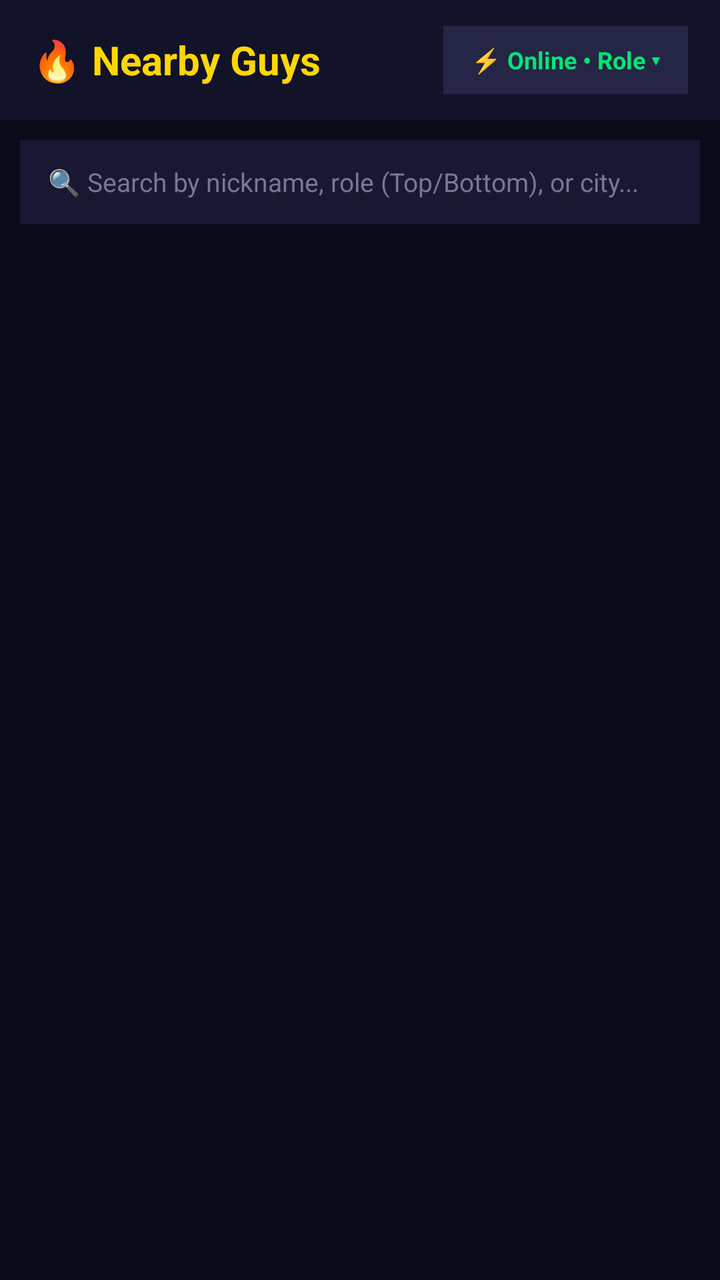
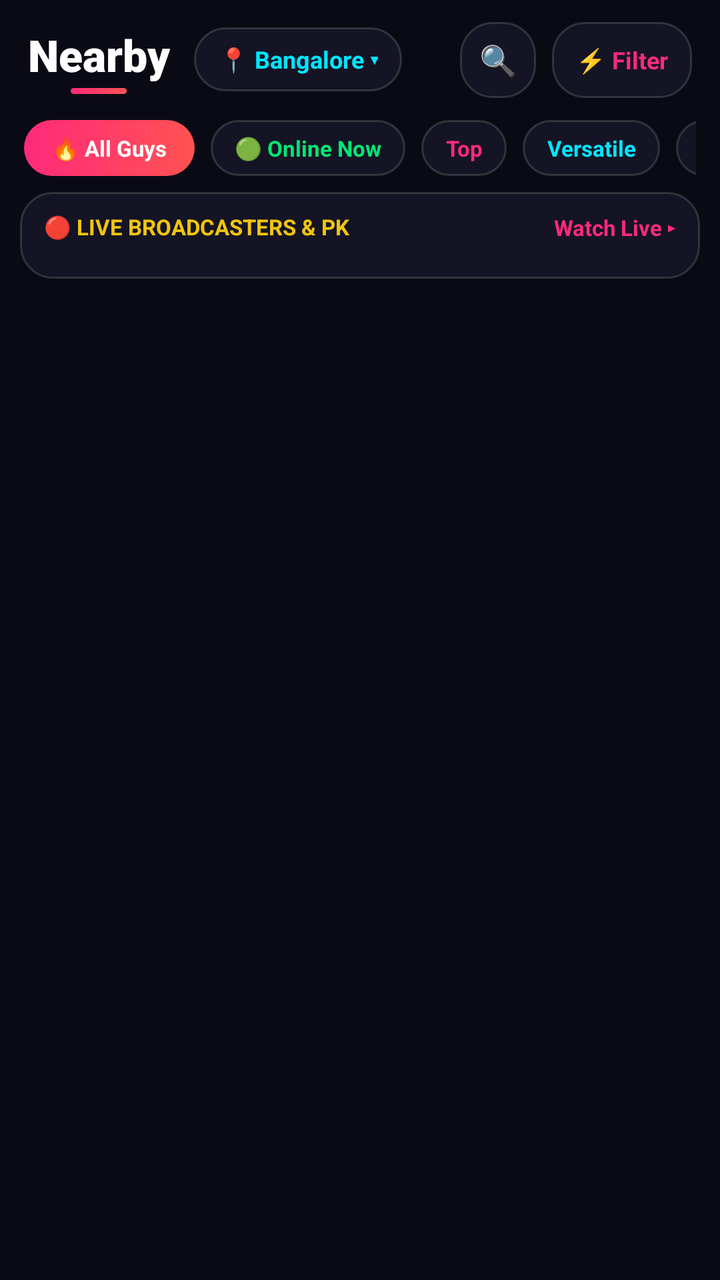

An Android layout rendered at two revisions. The XML below is the earlier revision; the diff shows what the commit changed to produce the second picture.
<!-- AndroidManifest.xml: application theme Theme.QLUVX -->
<!-- res/layout/fragment_home.xml -->
<?xml version="1.0" encoding="utf-8"?>
<LinearLayout xmlns:android="http://schemas.android.com/apk/res/android"
    android:layout_width="match_parent"
    android:layout_height="match_parent"
    android:background="#0A0A18"
    android:orientation="vertical">

    
    <RelativeLayout
        android:layout_width="match_parent"
        android:layout_height="60dp"
        android:background="#121228"
        android:paddingHorizontal="16dp">

        <TextView
            android:layout_width="wrap_content"
            android:layout_height="wrap_content"
            android:layout_centerVertical="true"
            android:text="🔥 Nearby Guys"
            android:textColor="#FFD700"
            android:textSize="20sp"
            android:textStyle="bold" />

        <TextView
            android:id="@+id/btnFilter"
            android:layout_width="wrap_content"
            android:layout_height="34dp"
            android:layout_alignParentEnd="true"
            android:layout_centerVertical="true"
            android:background="#252545"
            android:gravity="center"
            android:paddingHorizontal="14dp"
            android:text="⚡ Online • Role ▾"
            android:textColor="#00E676"
            android:textSize="12sp"
            android:textStyle="bold" />
    </RelativeLayout>

    
    <EditText
        android:id="@+id/etSearchNearby"
        android:layout_width="match_parent"
        android:layout_height="42dp"
        android:layout_margin="10dp"
        android:background="#181832"
        android:hint="🔍 Search by nickname, role (Top/Bottom), or city..."
        android:paddingHorizontal="14dp"
        android:singleLine="true"
        android:textColor="#FFFFFF"
        android:textColorHint="#777799"
        android:textSize="13sp" />

    
    <androidx.recyclerview.widget.RecyclerView
        android:id="@+id/rvNearbyGrid"
        android:layout_width="match_parent"
        android:layout_height="match_parent"
        android:clipToPadding="false"
        android:padding="4dp" />

</LinearLayout>
<!-- resources referenced by this layout -->
<resources>
  <style name="Theme.QLUVX" parent="Theme.MaterialComponents.DayNight.NoActionBar">
          <item name="colorPrimary">@color/qluvx_primary</item>
          <item name="colorPrimaryVariant">@color/qluvx_bg_secondary</item>
          <item name="colorSecondary">@color/qluvx_accent_sky</item>
          <item name="android:windowBackground">@color/qluvx_bg_primary</item>
          <item name="android:statusBarColor">#0A0A18</item>
          <item name="android:navigationBarColor">#121226</item>
          <item name="android:textColorPrimary">@color/qluvx_text_primary</item>
          <item name="android:textColorSecondary">@color/qluvx_text_secondary</item>
      </style>
  <color name="qluvx_primary">#2563EB</color>
  <color name="qluvx_bg_secondary">#1E293B</color>
  <color name="qluvx_accent_sky">#38BDF8</color>
  <color name="qluvx_bg_primary">#0F172A</color>
  <color name="qluvx_text_primary">#F8FAFC</color>
  <color name="qluvx_text_secondary">#CBD5E1</color>
</resources>

<!-- the commit's change to res/layout/fragment_home.xml (unified diff, before → after) -->
@@ -2,60 +2,252 @@
 <LinearLayout xmlns:android="http://schemas.android.com/apk/res/android"
     android:layout_width="match_parent"
     android:layout_height="match_parent"
-    android:background="#0A0A18"
+    android:background="#0A0A14"
     android:orientation="vertical">
 
     
     <RelativeLayout
         android:layout_width="match_parent"
         android:layout_height="60dp"
-        android:background="#121228"
-        android:paddingHorizontal="16dp">
-
-        <TextView
+        android:background="#0A0A14"
+        android:paddingHorizontal="14dp">
+
+        <LinearLayout
             android:layout_width="wrap_content"
             android:layout_height="wrap_content"
             android:layout_centerVertical="true"
-            android:text="🔥 Nearby Guys"
-            android:textColor="#FFD700"
-            android:textSize="20sp"
-            android:textStyle="bold" />
-
-        <TextView
-            android:id="@+id/btnFilter"
+            android:gravity="center_vertical"
+            android:orientation="horizontal">
+
+            
+            <LinearLayout
+                android:layout_width="wrap_content"
+                android:layout_height="wrap_content"
+                android:gravity="center_horizontal"
+                android:orientation="vertical">
+
+                <TextView
+                    android:id="@+id/tvNearbyTitle"
+                    android:layout_width="wrap_content"
+                    android:layout_height="wrap_content"
+                    android:fontFamily="sans-serif-black"
+                    android:text="Nearby"
+                    android:textColor="#FFFFFF"
+                    android:textSize="22sp"
+                    android:textStyle="bold" />
+
+                <View
+                    android:layout_width="28dp"
+                    android:layout_height="3dp"
+                    android:layout_marginTop="2dp"
+                    android:background="@drawable/bg_walla_pink_pill" />
+            </LinearLayout>
+
+            
+            <TextView
+                android:id="@+id/tvLocationSelector"
+                android:layout_width="wrap_content"
+                android:layout_height="32dp"
+                android:layout_marginStart="12dp"
+                android:background="@drawable/bg_walla_glass_card"
+                android:gravity="center"
+                android:paddingHorizontal="12dp"
+                android:text="📍 Bangalore ▾"
+                android:textColor="#00E5FF"
+                android:textSize="12sp"
+                android:textStyle="bold" />
+        </LinearLayout>
+
+        
+        <LinearLayout
             android:layout_width="wrap_content"
-            android:layout_height="34dp"
+            android:layout_height="wrap_content"
             android:layout_alignParentEnd="true"
             android:layout_centerVertical="true"
-            android:background="#252545"
-            android:gravity="center"
-            android:paddingHorizontal="14dp"
-            android:text="⚡ Online • Role ▾"
-            android:textColor="#00E676"
-            android:textSize="12sp"
-            android:textStyle="bold" />
+            android:gravity="center_vertical"
+            android:orientation="horizontal">
+
+            <TextView
+                android:id="@+id/btnSearchToggle"
+                android:layout_width="38dp"
+                android:layout_height="38dp"
+                android:layout_marginEnd="8dp"
+                android:background="@drawable/bg_walla_glass_card"
+                android:gravity="center"
+                android:text="🔍"
+                android:textColor="#FFFFFF"
+                android:textSize="15sp" />
+
+            <TextView
+                android:id="@+id/btnFilter"
+                android:layout_width="wrap_content"
+                android:layout_height="38dp"
+                android:background="@drawable/bg_walla_glass_card"
+                android:gravity="center"
+                android:paddingHorizontal="12dp"
+                android:text="⚡ Filter"
+                android:textColor="#FF2A7A"
+                android:textSize="12sp"
+                android:textStyle="bold" />
+        </LinearLayout>
     </RelativeLayout>
 
     
     <EditText
         android:id="@+id/etSearchNearby"
         android:layout_width="match_parent"
-        android:layout_height="42dp"
-        android:layout_margin="10dp"
-        android:background="#181832"
-        android:hint="🔍 Search by nickname, role (Top/Bottom), or city..."
+        android:layout_height="40dp"
+        android:layout_marginHorizontal="12dp"
+        android:layout_marginBottom="8dp"
+        android:background="@drawable/bg_walla_glass_card"
+        android:hint="🔍 Search guys (Alex, Ryan, Top, Versatile, Bottom)..."
         android:paddingHorizontal="14dp"
         android:singleLine="true"
         android:textColor="#FFFFFF"
-        android:textColorHint="#777799"
-        android:textSize="13sp" />
+        android:textColorHint="#7A7A9A"
+        android:textSize="12sp"
+        android:visibility="gone" />
+
+    
+    <HorizontalScrollView
+        android:layout_width="match_parent"
+        android:layout_height="wrap_content"
+        android:layout_marginBottom="8dp"
+        android:paddingStart="12dp"
+        android:paddingEnd="12dp"
+        android:scrollbars="none">
+
+        <LinearLayout
+            android:layout_width="wrap_content"
+            android:layout_height="wrap_content"
+            android:gravity="center_vertical"
+            android:orientation="horizontal">
+
+            <TextView
+                android:id="@+id/chipAll"
+                android:layout_width="wrap_content"
+                android:layout_height="28dp"
+                android:layout_marginEnd="8dp"
+                android:background="@drawable/bg_walla_pink_pill"
+                android:gravity="center"
+                android:paddingHorizontal="14dp"
+                android:text="🔥 All Guys"
+                android:textColor="#FFFFFF"
+                android:textSize="11sp"
+                android:textStyle="bold" />
+
+            <TextView
+                android:id="@+id/chipOnline"
+                android:layout_width="wrap_content"
+                android:layout_height="28dp"
+                android:layout_marginEnd="8dp"
+                android:background="@drawable/bg_walla_glass_card"
+                android:gravity="center"
+                android:paddingHorizontal="12dp"
+                android:text="🟢 Online Now"
+                android:textColor="#00E676"
+                android:textSize="11sp"
+                android:textStyle="bold" />
+
+            <TextView
+                android:id="@+id/chipTop"
+                android:layout_width="wrap_content"
+                android:layout_height="28dp"
+                android:layout_marginEnd="8dp"
+                android:background="@drawable/bg_walla_glass_card"
+                android:gravity="center"
+                android:paddingHorizontal="12dp"
+                android:text="Top"
+                android:textColor="#FF2A7A"
+                android:textSize="11sp"
+                android:textStyle="bold" />
+
+            <TextView
+                android:id="@+id/chipVersatile"
+                android:layout_width="wrap_content"
+                android:layout_height="28dp"
+                android:layout_marginEnd="8dp"
+                android:background="@drawable/bg_walla_glass_card"
+                android:gravity="center"
+                android:paddingHorizontal="12dp"
+                android:text="Versatile"
+                android:textColor="#00E5FF"
+                android:textSize="11sp"
+                android:textStyle="bold" />
+
+            <TextView
+                android:id="@+id/chipBottom"
+                android:layout_width="wrap_content"
+                android:layout_height="28dp"
+                android:background="@drawable/bg_walla_glass_card"
+                android:gravity="center"
+                android:paddingHorizontal="12dp"
+                android:text="Bottom"
+                android:textColor="#CE93D8"
+                android:textSize="11sp"
+                android:textStyle="bold" />
+        </LinearLayout>
+    </HorizontalScrollView>
+
+    
+    <LinearLayout
+        android:layout_width="match_parent"
+        android:layout_height="wrap_content"
+        android:layout_marginHorizontal="10dp"
+        android:layout_marginBottom="6dp"
+        android:background="@drawable/bg_walla_glass_card"
+        android:orientation="vertical"
+        android:paddingVertical="10dp">
+
+        <RelativeLayout
+            android:layout_width="match_parent"
+            android:layout_height="wrap_content"
+            android:paddingHorizontal="12dp">
+
+            <TextView
+                android:layout_width="wrap_content"
+                android:layout_height="wrap_content"
+                android:text="🔴 LIVE BROADCASTERS &amp; PK"
+                android:textColor="#F1C40F"
+                android:textSize="11sp"
+                android:textStyle="bold" />
+
+            <TextView
+                android:id="@+id/tvWatchAllLive"
+                android:layout_width="wrap_content"
+                android:layout_height="wrap_content"
+                android:layout_alignParentEnd="true"
+                android:text="Watch Live ▸"
+                android:textColor="#FF2A7A"
+                android:textSize="11sp"
+                android:textStyle="bold" />
+        </RelativeLayout>
+
+        <HorizontalScrollView
+            android:layout_width="match_parent"
+            android:layout_height="wrap_content"
+            android:layout_marginTop="8dp"
+            android:clipToPadding="false"
+            android:paddingHorizontal="10dp"
+            android:scrollbars="none">
+
+            <LinearLayout
+                android:id="@+id/llLiveHostsContainer"
+                android:layout_width="wrap_content"
+                android:layout_height="wrap_content"
+                android:gravity="center_vertical"
+                android:orientation="horizontal" />
+        </HorizontalScrollView>
+    </LinearLayout>
 
     
     <androidx.recyclerview.widget.RecyclerView
         android:id="@+id/rvNearbyGrid"
         android:layout_width="match_parent"
-        android:layout_height="match_parent"
+        android:layout_height="0dp"
+        android:layout_weight="1"
         android:clipToPadding="false"
-        android:padding="4dp" />
+        android:paddingHorizontal="6dp"
+        android:paddingBottom="12dp" />
 
 </LinearLayout>
<!-- resource entries referenced after the edit -->
@@ -1,20 +1,40 @@
 <!-- resources referenced by this layout -->
 <resources>
+  <!-- drawable bg_walla_glass_card (drawable) -->
+  <?xml version="1.0" encoding="utf-8"?>
+  <shape xmlns:android="http://schemas.android.com/apk/res/android"
+      android:shape="rectangle">
+      <solid android:color="#141424" />
+      <corners android:radius="16dp" />
+      <stroke
+          android:width="1dp"
+          android:color="#26FFFFFF" />
+  </shape>
+  <!-- drawable bg_walla_pink_pill (drawable) -->
+  <?xml version="1.0" encoding="utf-8"?>
+  <shape xmlns:android="http://schemas.android.com/apk/res/android"
+      android:shape="rectangle">
+      <gradient
+          android:angle="0"
+          android:endColor="#FF5252"
+          android:startColor="#FF2A7A" />
+      <corners android:radius="999dp" />
+  </shape>
   <style name="Theme.QLUVX" parent="Theme.MaterialComponents.DayNight.NoActionBar">
-          <item name="colorPrimary">@color/qluvx_primary</item>
-          <item name="colorPrimaryVariant">@color/qluvx_bg_secondary</item>
-          <item name="colorSecondary">@color/qluvx_accent_sky</item>
-          <item name="android:windowBackground">@color/qluvx_bg_primary</item>
-          <item name="android:statusBarColor">#0A0A18</item>
-          <item name="android:navigationBarColor">#121226</item>
+          <item name="colorPrimary">@color/walla_pink_neon</item>
+          <item name="colorPrimaryVariant">@color/walla_surface_obsidian</item>
+          <item name="colorSecondary">@color/walla_cyan_neon</item>
+          <item name="android:windowBackground">@color/walla_bg_velvet</item>
+          <item name="android:statusBarColor">#0A0A14</item>
+          <item name="android:navigationBarColor">#101020</item>
           <item name="android:textColorPrimary">@color/qluvx_text_primary</item>
           <item name="android:textColorSecondary">@color/qluvx_text_secondary</item>
       </style>
-  <color name="qluvx_primary">#2563EB</color>
-  <color name="qluvx_bg_secondary">#1E293B</color>
-  <color name="qluvx_accent_sky">#38BDF8</color>
-  <color name="qluvx_bg_primary">#0F172A</color>
-  <color name="qluvx_text_primary">#F8FAFC</color>
-  <color name="qluvx_text_secondary">#CBD5E1</color>
+  <color name="walla_pink_neon">#FF2A7A</color>
+  <color name="walla_surface_obsidian">#141424</color>
+  <color name="walla_cyan_neon">#00E5FF</color>
+  <color name="walla_bg_velvet">#0A0A14</color>
+  <color name="qluvx_text_primary">#FFFFFF</color>
+  <color name="qluvx_text_secondary">#C7C7E2</color>
 </resources>
 
